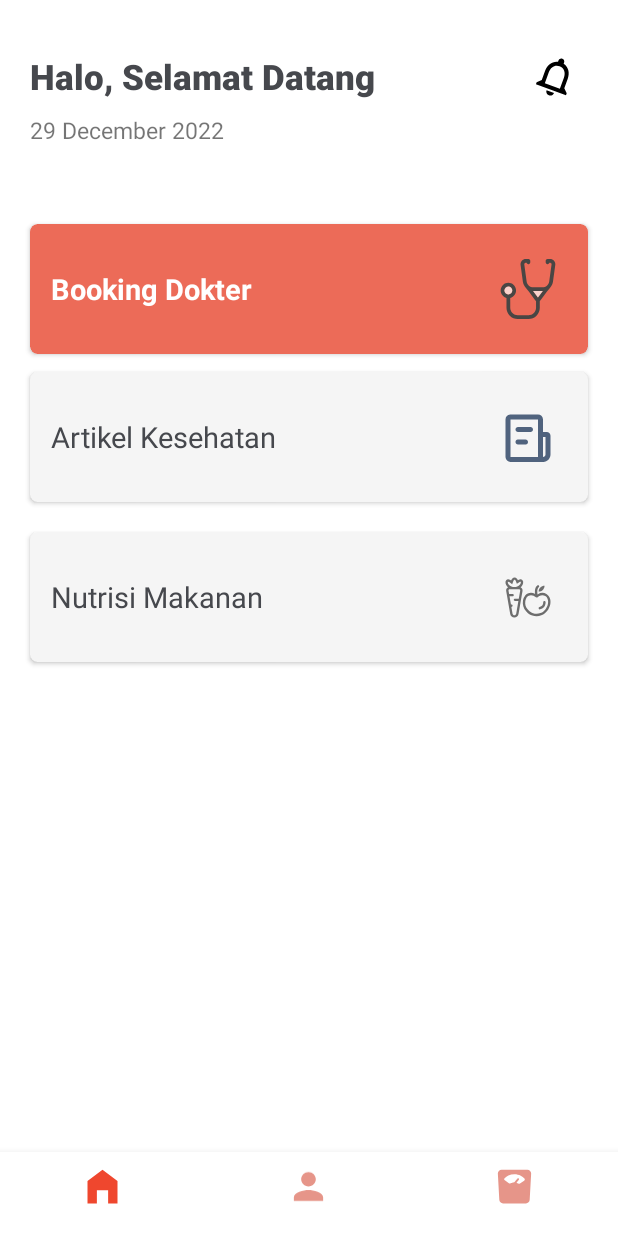
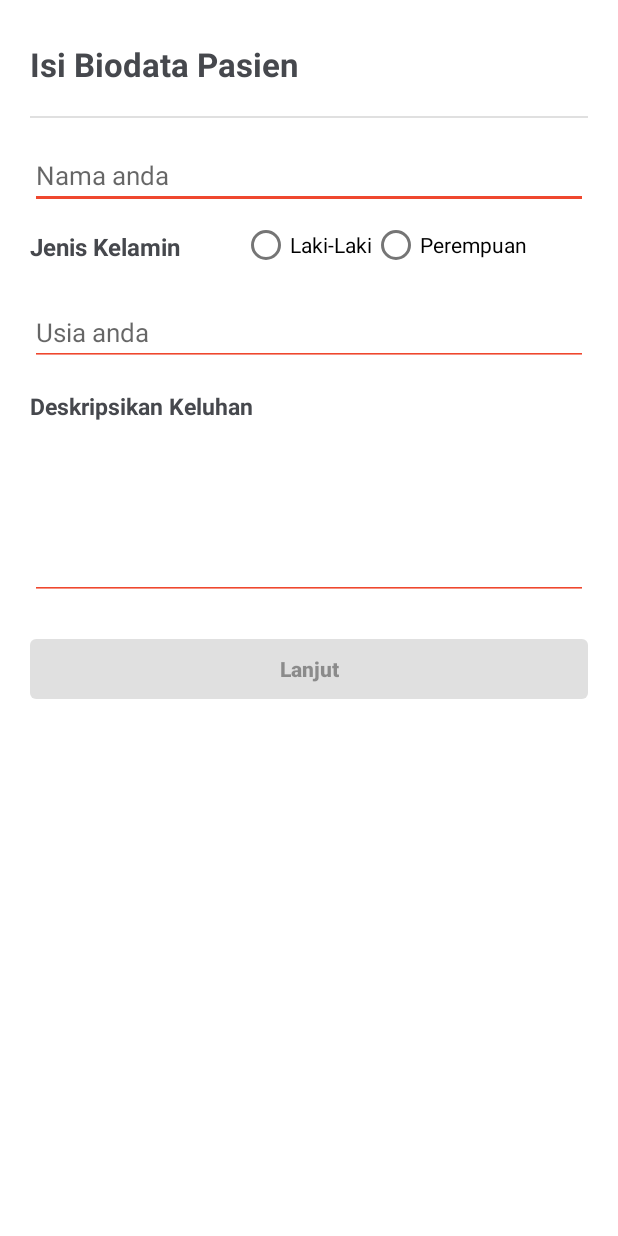
Before and after one commit to rzlwbo1/Mari-Sehat-App, an Android app: the screen it shows after launch (HomeSreen before the commit, FormPasien after it), on a phone screen of 412 x 824 dp. Run offline under Robolectric (Android 15) with nearby library versions, the phone set to English and light mode, and no system bars.

Commit message:
form pasien and success

```diff
--- a/app/src/main/java/com/example/marisehat/FormPasien.java
+++ b/app/src/main/java/com/example/marisehat/FormPasien.java
@@ -2,13 +2,82 @@ package com.example.marisehat;
 
 import androidx.appcompat.app.AppCompatActivity;
 
+import android.annotation.SuppressLint;
+import android.content.Intent;
 import android.os.Bundle;
+import android.text.Editable;
+import android.text.TextWatcher;
+import android.view.View;
+import android.view.Window;
+import android.widget.Button;
+import android.widget.EditText;
+import android.widget.RadioButton;
+import android.widget.RadioGroup;
 
 public class FormPasien extends AppCompatActivity {
 
+    Button btnLanjut;
+    EditText nama, usia, keluhan;
+    RadioGroup rgKel;
+    RadioButton rbLaki, rbPerem;
+    String kelamin;
+
     @Override
     protected void onCreate(Bundle savedInstanceState) {
+        supportRequestWindowFeature(Window.FEATURE_NO_TITLE);
         super.onCreate(savedInstanceState);
         setContentView(R.layout.activity_form_pasien);
+
+        nama = findViewById(R.id.etNama);
+        usia = findViewById(R.id.etUsia);
+        rgKel = findViewById(R.id.rgKelamin);
+        rbLaki = findViewById(R.id.rbLaki);
+        rbPerem = findViewById(R.id.rbPrem);
+        keluhan = findViewById(R.id.etKeluhan);
+        btnLanjut = findViewById(R.id.btnLanjut);
+
+        nama.addTextChangedListener(validation);
+        keluhan.addTextChangedListener(validation);
+        usia.addTextChangedListener(validation);
+
+
     }
+
+    public TextWatcher validation = new TextWatcher() {
+        @Override
+        public void beforeTextChanged(CharSequence charSequence, int i, int i1, int i2) {
+
+        }
+
+        @Override
+        public void onTextChanged(CharSequence charSequence, int i, int i1, int i2) {
+            String valnama = nama.getText().toString();
+            String valusia = usia.getText().toString();
+            String valkeluhan = keluhan.getText().toString();
+
+            if (valnama.length() > 0 && valusia.length() > 0 && valkeluhan.length() > 0) {
+                if (rbLaki.isChecked() || rbPerem.isChecked()) {
+                    btnLanjut.setEnabled(true);
+
+                    btnLanjut.setOnClickListener(new View.OnClickListener() {
+                        @Override
+                        public void onClick(View view) {
+                            Intent toSuccess = new Intent(getApplicationContext(), Succes.class);
+                            startActivity(toSuccess);
+                            finish();
+                        }
+                    });
+
+                }
+            } else {
+                btnLanjut.setEnabled(false);
+            }
+
+        }
+
+        @Override
+        public void afterTextChanged(Editable editable) {
+
+        }
+    };
 }
--- a/app/src/main/res/layout/activity_form_pasien.xml
+++ b/app/src/main/res/layout/activity_form_pasien.xml
@@ -74,21 +74,21 @@
 
         <RadioButton
             android:id="@+id/rbLaki"
-            android:layout_width="90dp"
+            android:layout_width="wrap_content"
             android:layout_height="wrap_content"
             android:text="Laki-Laki"
-            android:textSize="12sp" />
+            android:textSize="14sp" />
 
         <RadioButton
             android:id="@+id/rbPrem"
-            android:layout_width="108dp"
+            android:layout_width="wrap_content"
             android:layout_height="wrap_content"
             android:text="Perempuan"
-            android:textSize="12sp" />
+            android:textSize="14sp" />
     </RadioGroup>
 
     <EditText
-        android:id="@+id/usia"
+        android:id="@+id/etUsia"
         android:layout_width="match_parent"
         android:layout_height="wrap_content"
         android:layout_marginTop="12dp"
@@ -116,10 +116,10 @@
         app:layout_constraintEnd_toEndOf="parent"
         app:layout_constraintHorizontal_bias="0.0"
         app:layout_constraintStart_toStartOf="parent"
-        app:layout_constraintTop_toBottomOf="@+id/usia" />
+        app:layout_constraintTop_toBottomOf="@+id/etUsia" />
 
     <EditText
-        android:id="@+id/editTextTextMultiLine"
+        android:id="@+id/etKeluhan"
         android:layout_width="match_parent"
         android:layout_height="105dp"
         android:layout_marginTop="13dp"
@@ -130,10 +130,11 @@
         app:layout_constraintEnd_toEndOf="parent"
         app:layout_constraintHorizontal_bias="0.0"
         app:layout_constraintStart_toStartOf="parent"
-        app:layout_constraintTop_toBottomOf="@+id/textView15" />
+        app:layout_constraintTop_toBottomOf="@+id/textView15"
+        tools:ignore="SpeakableTextPresentCheck" />
 
     <Button
-        android:id="@+id/button"
+        android:id="@+id/btnLanjut"
         android:layout_width="match_parent"
         android:layout_height="52dp"
         android:layout_marginTop="20dp"
@@ -141,9 +142,10 @@
         app:layout_constraintEnd_toEndOf="parent"
         app:layout_constraintHorizontal_bias="0.498"
         app:layout_constraintStart_toStartOf="parent"
-        app:layout_constraintTop_toBottomOf="@+id/editTextTextMultiLine"
+        app:layout_constraintTop_toBottomOf="@+id/etKeluhan"
         android:textAllCaps="false"
         android:letterSpacing="0"
-        android:textStyle="bold"/>
+        android:textStyle="bold"
+        android:enabled="false"/>
 
 </androidx.constraintlayout.widget.ConstraintLayout>
--- a/app/src/main/res/values/strings.xml
+++ b/app/src/main/res/values/strings.xml
@@ -23,6 +23,8 @@
     <string name="isi_biodata_pasien">Isi Biodata Pasien</string>
     <string name="jenis_kelamin">Jenis Kelamin</string>
     <string name="deskripsikan_keluhan">Deskripsikan Keluhan</string>
+    <string name="selamat_kamu_n_berhasil_booking_dokter">Selamat Kamu \n Berhasil Booking Dokter</string>
+    <string name="kembali_ke_beranda">Kembali Ke Beranda</string>
 
     <array name="location">
         <item>Jakarta</item>
```
Also changed, not shown: app/src/main/AndroidManifest.xml (+14 -7 lines), app/src/main/java/com/example/marisehat/DBHelper.java (added, +50 -0 lines), app/src/main/java/com/example/marisehat/Succes.java (added, +16 -0 lines), app/src/main/res/drawable/success.xml (added, +79 -0 lines), app/src/main/res/layout/activity_succes.xml (added, +66 -0 lines).
